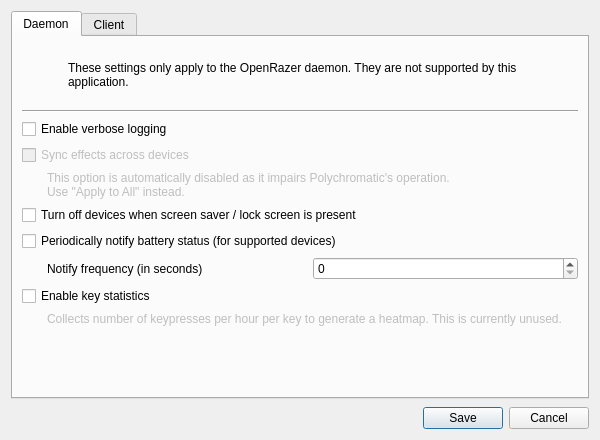
polychromatic/polychromatic, file data/qt/openrazer-config.ui: the form before one commit.
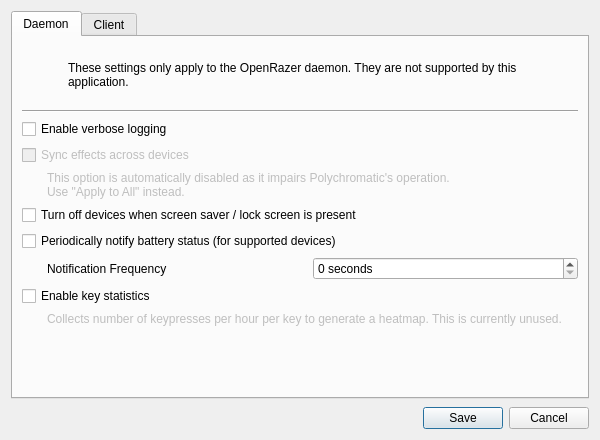
The form after the commit. Icons and pictures are not drawn.

Commit message: openrazer: Amend string in config UI

Diff of the .ui file:
```diff
--- a/data/qt/openrazer-config.ui
+++ b/data/qt/openrazer-config.ui
@@ -169,12 +169,16 @@
           <item>
            <widget class="QLabel" name="mouse_battery_notifier_freq_label">
             <property name="text">
-             <string>Notify frequency (in seconds)</string>
+             <string>Notification Frequency</string>
             </property>
            </widget>
           </item>
           <item>
-           <widget class="QSpinBox" name="mouse_battery_notifier_freq"/>
+           <widget class="QSpinBox" name="mouse_battery_notifier_freq">
+            <property name="suffix">
+             <string> seconds</string>
+            </property>
+           </widget>
           </item>
          </layout>
         </widget>
```
